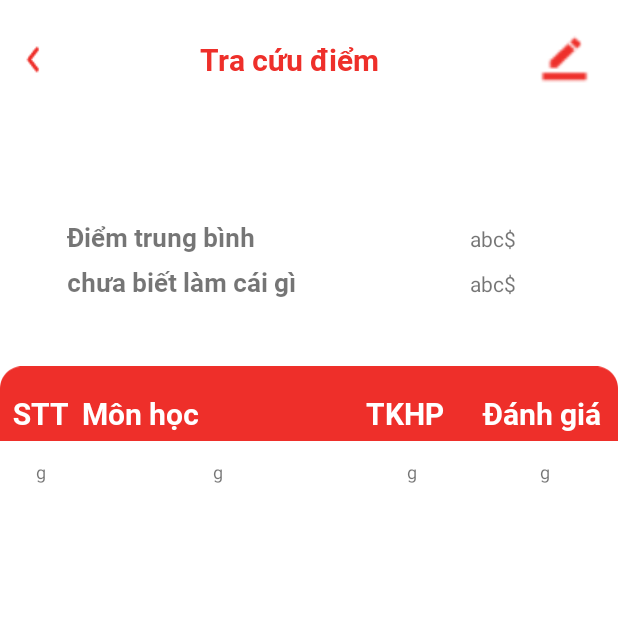
After one commit to Minhbe-newbie/matMaUngDungProject, an Android app: the CheckScoreActivity screen opened directly, with no data from a screen before it, on a phone screen of 412 x 824 dp, the top half of it. The commit adds this screen. Run offline under Robolectric (Android 15) with nearby library versions, the phone set to English and light mode, and no system bars.

Commit message:
Thêm back trong frag student

```diff
--- /dev/null
+++ b/app/src/main/java/FragmentStudent/CheckScoreActivity.java
@@ -0,0 +1,38 @@
+package FragmentStudent;
+
+import androidx.appcompat.app.AppCompatActivity;
+
+import android.os.Bundle;
+import android.view.View;
+import android.web.R;
+import android.widget.ImageView;
+
+public class CheckScoreActivity extends AppCompatActivity {
+
+    ImageView backRed;
+
+
+
+    @Override
+    protected void onCreate(Bundle savedInstanceState) {
+        super.onCreate(savedInstanceState);
+        setContentView(R.layout.activity_check_score);
+
+        initViews();
+        addEvent();
+    }
+
+    private void addEvent() {
+        backRed.setOnClickListener(new View.OnClickListener() {
+            @Override
+            public void onClick(View view) {
+                onBackPressed();
+                finish();
+            }
+        });
+    }
+
+    private void initViews() {
+        backRed= findViewById(R.id.backRed);
+    }
+}
--- a/app/src/main/java/android/web/FragmentHome/HomeFragment.java
+++ b/app/src/main/java/android/web/FragmentHome/HomeFragment.java
@@ -43,7 +43,11 @@ public class HomeFragment extends Fragment {
         JSONObject otpObj = gson.fromJson(json, JSONObject.class);
         System.out.println(otpObj);
         try {
+            if (otpObj == null){
+                return;
+            }
             name = (String) otpObj.get("TenSinhVien");
+
             System.out.println(" Username: " + name);
         } catch (JSONException e) {
             e.printStackTrace();
--- /dev/null
+++ b/app/src/main/res/layout/activity_check_score.xml
@@ -0,0 +1,238 @@
+<?xml version="1.0" encoding="utf-8"?>
+<androidx.constraintlayout.widget.ConstraintLayout xmlns:android="http://schemas.android.com/apk/res/android"
+    xmlns:app="http://schemas.android.com/apk/res-auto"
+    xmlns:tools="http://schemas.android.com/tools"
+    android:layout_width="match_parent"
+    android:layout_height="match_parent"
+    tools:context="FragmentStudent.CheckScoreActivity">
+
+
+
+
+        <LinearLayout
+            android:layout_width="349dp"
+            android:layout_height="41dp"
+            android:layout_marginTop="146dp"
+            android:layout_marginEnd="28dp"
+            android:orientation="horizontal"
+            app:layout_constraintEnd_toEndOf="parent"
+            app:layout_constraintTop_toTopOf="parent">
+
+            <TextView
+                android:id="@+id/textView2"
+                android:layout_width="157dp"
+                android:layout_height="wrap_content"
+                android:layout_marginLeft="10dp"
+                android:layout_weight="1"
+                android:fontFamily="@font/roboto_bold"
+                android:paddingRight="20dp"
+                android:text="Điểm trung bình"
+                android:textSize="17dp" />
+
+            <TextView
+                android:id="@+id/edtHavePay"
+                android:layout_width="wrap_content"
+                android:layout_height="wrap_content"
+                android:layout_weight="1"
+                android:gravity="right"
+                android:paddingRight="40dp"
+                android:text="abc$" />
+
+        </LinearLayout>
+
+        <LinearLayout
+            android:layout_width="349dp"
+            android:layout_height="41dp"
+            android:layout_marginTop="176dp"
+            android:layout_marginEnd="28dp"
+            android:orientation="horizontal"
+            app:layout_constraintEnd_toEndOf="parent"
+            app:layout_constraintTop_toTopOf="parent">
+
+            <TextView
+
+                android:layout_width="151dp"
+                android:layout_height="wrap_content"
+                android:layout_marginLeft="10dp"
+                android:layout_weight="1"
+                android:fontFamily="@font/roboto_bold"
+                android:paddingRight="20dp"
+                android:text="chưa biết làm cái gì"
+                android:textSize="17dp" />
+
+            <TextView
+                android:id="@+id/edtRemainAmountNeedToPay"
+                android:layout_width="wrap_content"
+                android:layout_height="wrap_content"
+                android:layout_weight="1"
+                android:gravity="right"
+                android:paddingRight="40dp"
+                android:text="abc$" />
+
+        </LinearLayout>
+
+
+
+        <LinearLayout
+            android:id="@+id/linearLayout1"
+            android:layout_width="412dp"
+            android:layout_height="79dp"
+            android:orientation="horizontal"
+            app:layout_constraintEnd_toEndOf="parent"
+            app:layout_constraintTop_toTopOf="parent">
+            <!--Nút back này quay về đâu, dùng làm gì
+            khi mà có thể back ở dưới thanh công cụ-->
+            <ImageView
+                android:id="@+id/backRed"
+                android:layout_width="2dp"
+                android:layout_height="wrap_content"
+                android:layout_gravity="center"
+                android:layout_weight="1"
+                android:src="@drawable/back_red" />
+
+            <TextView
+
+                android:layout_width="253dp"
+                android:layout_height="match_parent"
+                android:layout_gravity="center"
+                android:layout_weight="1"
+                android:fontFamily="@font/roboto_bold"
+                android:gravity="center"
+                android:text="Tra cứu điểm"
+                android:textColor="@color/red_500"
+                android:textSize="20dp" />
+
+            <ImageView
+                android:id="@+id/ivEdit"
+                android:layout_width="wrap_content"
+                android:layout_height="45dp"
+                android:layout_gravity="center"
+                android:layout_weight="1"
+                android:src="@drawable/change_info" />
+        </LinearLayout>
+
+        <TableLayout
+            android:id="@+id/tableLayout"
+            android:layout_width="414dp"
+            android:layout_height="349dp"
+            android:layout_marginTop="296dp"
+            app:layout_constraintEnd_toEndOf="parent"
+            app:layout_constraintTop_toTopOf="parent">
+
+            <!-- Table Data -->
+
+            <TableRow>
+
+                <TextView
+                    android:layout_width="138dp"
+                    android:layout_height="wrap_content"
+                    android:layout_weight="4"
+                    android:gravity="center_horizontal"
+                    android:padding="10sp"
+                    android:text="g"
+                    android:textSize="12sp" />
+
+                <TextView
+                    android:layout_width="220dp"
+                    android:layout_height="wrap_content"
+                    android:layout_weight="2"
+                    android:gravity="center_horizontal"
+                    android:padding="10sp"
+                    android:text="g"
+                    android:textSize="12sp" />
+
+                <TextView
+                    android:layout_width="160dp"
+                    android:layout_height="wrap_content"
+                    android:layout_weight="4"
+                    android:gravity="center_horizontal"
+                    android:padding="10sp"
+                    android:text="g"
+                    android:textSize="12sp" />
+
+                <TextView
+                    android:layout_width="180dp"
+                    android:layout_height="wrap_content"
+                    android:layout_weight="4"
+                    android:gravity="center_horizontal"
+                    android:padding="10sp"
+                    android:text="g"
+                    android:textSize="12sp" />
+
+            </TableRow>
+
+
+        </TableLayout>
+
+        <ImageView
+            android:id="@+id/imageView4"
+            android:layout_width="wrap_content"
+            android:layout_height="wrap_content"
+            android:layout_marginTop="244dp"
+            android:src="@drawable/bgcheckpointheader"
+            app:layout_constraintEnd_toEndOf="@+id/tableLayout"
+            app:layout_constraintTop_toTopOf="parent" />
+
+        <LinearLayout
+            android:id="@+id/linearLayout2"
+            android:layout_width="412dp"
+            android:layout_height="39dp"
+            android:layout_marginTop="256dp"
+            android:orientation="horizontal"
+            app:layout_constraintEnd_toEndOf="parent"
+            app:layout_constraintTop_toTopOf="parent">
+            <!--Nút back này quay về đâu, dùng làm gì
+            khi mà có thể back ở dưới thanh công cụ-->
+
+            <TextView
+
+                android:layout_width="133dp"
+                android:layout_height="39dp"
+                android:layout_gravity="center"
+                android:layout_weight="1"
+                android:fontFamily="@font/roboto_bold"
+                android:gravity="center"
+                android:text="STT"
+
+                android:textColor="@color/white"
+                android:textSize="20dp" />
+
+            <TextView
+
+                android:layout_width="253dp"
+                android:layout_height="39dp"
+                android:layout_gravity="center"
+                android:layout_weight="1"
+                android:fontFamily="@font/roboto_bold"
+                android:gravity="center_vertical"
+                android:text="Môn học"
+                android:textColor="@color/white"
+                android:textSize="20dp" />
+
+            <TextView
+
+                android:layout_width="160dp"
+                android:layout_height="39dp"
+                android:layout_gravity="center"
+                android:layout_weight="1"
+                android:fontFamily="@font/roboto_bold"
+                android:gravity="center"
+                android:text="TKHP"
+                android:textColor="@color/white"
+                android:textSize="20dp" />
+
+            <TextView
+                android:layout_width="180dp"
+                android:layout_height="39dp"
+                android:layout_gravity="center"
+                android:layout_weight="1"
+                android:fontFamily="@font/roboto_bold"
+                android:gravity="center"
+                android:text="Đánh giá"
+                android:textColor="@color/white"
+                android:textSize="20dp" />
+        </LinearLayout>
+
+
+
+</androidx.constraintlayout.widget.ConstraintLayout>
--- a/app/src/main/res/layout/activity_main_home.xml
+++ b/app/src/main/res/layout/activity_main_home.xml
@@ -4,7 +4,7 @@
     xmlns:tools="http://schemas.android.com/tools"
     android:layout_width="match_parent"
     android:layout_height="match_parent"
-    tools:context=".Login.IntroActivity">
+    tools:context=".MainHomeActivity">
 
 <FrameLayout
     android:layout_width="match_parent"
```
Also changed, not shown: app/src/main/AndroidManifest.xml (+38 -11 lines), app/src/main/java/FragmentStudent/CalenderActivity.java (added, +36 -0 lines), app/src/main/java/FragmentStudent/CheckScoreFragment.java (deleted, +0 -26 lines), app/src/main/java/FragmentStudent/SignSubjectActivity.java (added, +42 -0 lines), app/src/main/java/FragmentStudent/StudyProgramActivity.java (added, +36 -0 lines), app/src/main/java/android/web/FragmentHome/StudentFragment.java (+24 -10 lines), app/src/main/res/layout/activity_calender.xml (added, +17 -0 lines), app/src/main/res/layout/activity_sign_subject.xml (added, +17 -0 lines), app/src/main/res/layout/activity_study_program.xml (added, +17 -0 lines), app/src/main/res/layout/fragment_check_score.xml (+2 -20 lines).
